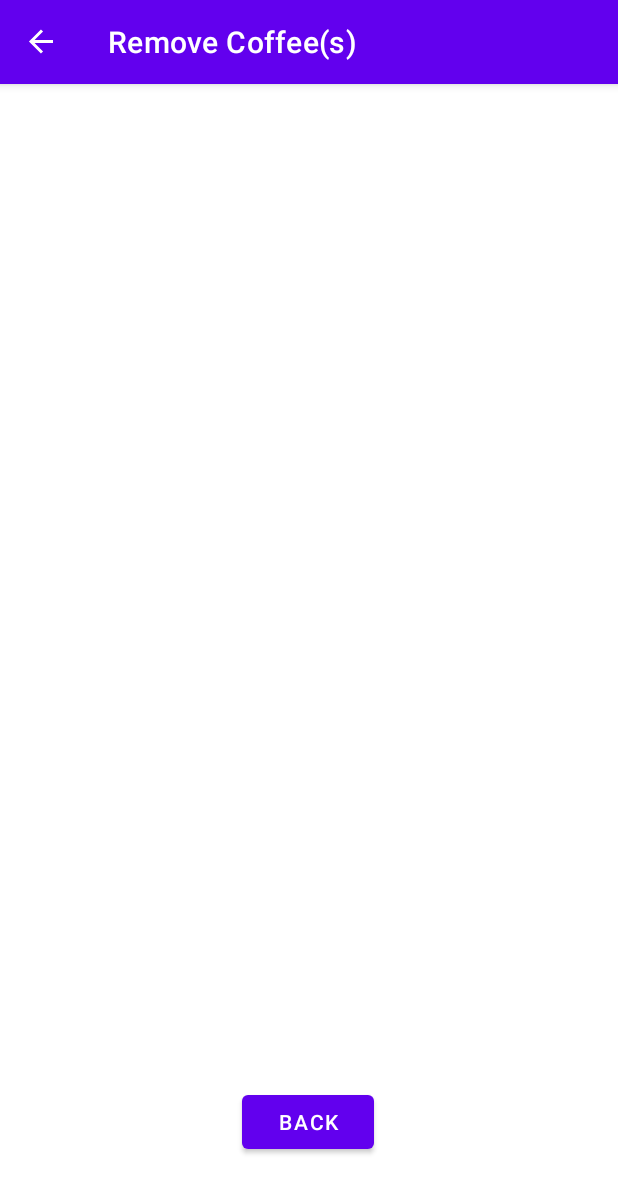
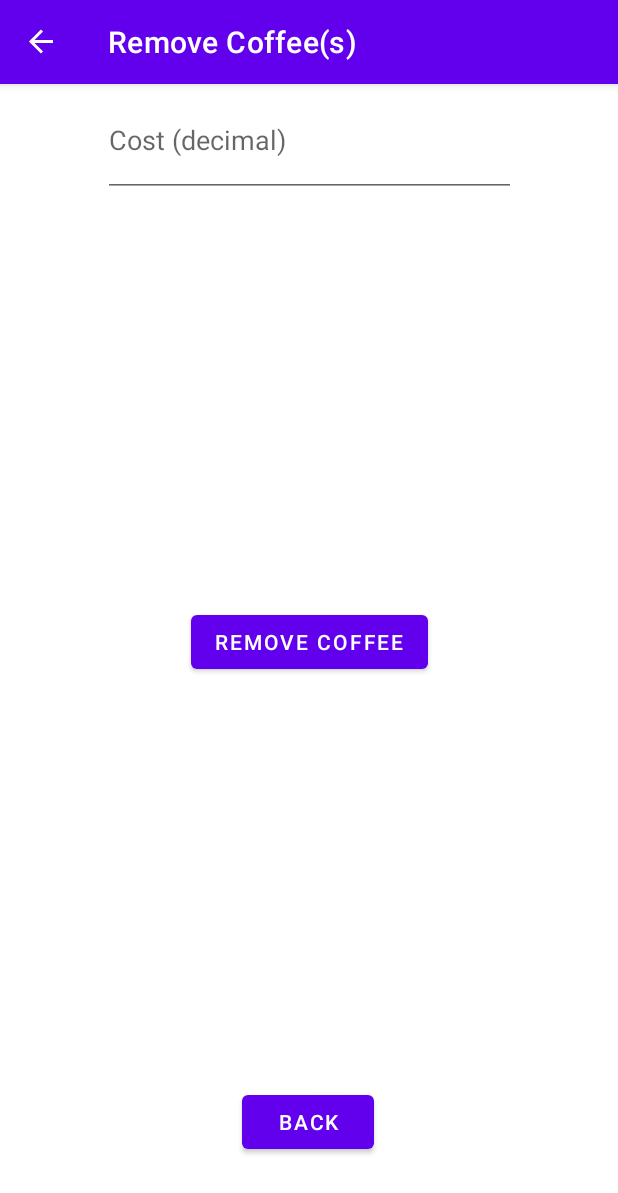
Before and after one commit to Darmiss/COA-Coffee-Ordering-App-, an Android app: the RemoveCoffeeScreen screen opened through its navigation route, on a phone screen of 412 x 824 dp. Shown: the top 1193 px of the screen. Run offline under Robolectric (Android 15) with nearby library versions, the phone set to English and light mode, and no system bars; our stand-ins replace navigation-ui.

Commit message:
Remove for Coffee

```diff
--- a/app/src/main/java/com/cjcj55/scrum_project_1/RemoveCoffeeScreen.java
+++ b/app/src/main/java/com/cjcj55/scrum_project_1/RemoveCoffeeScreen.java
@@ -1,15 +1,18 @@
 package com.cjcj55.scrum_project_1;
 
+import android.content.Context;
 import android.os.Bundle;
 import android.view.LayoutInflater;
 import android.view.View;
 import android.view.ViewGroup;
+import android.widget.Toast;
 
 import androidx.annotation.NonNull;
 import androidx.fragment.app.Fragment;
 import androidx.navigation.fragment.NavHostFragment;
 
 import com.cjcj55.scrum_project_1.databinding.RemovecoffeeuiBinding;
+import com.cjcj55.scrum_project_1.db.DatabaseHelper;
 
 public class RemoveCoffeeScreen extends Fragment {
 
@@ -30,13 +33,32 @@ public class RemoveCoffeeScreen extends Fragment {
         super.onViewCreated(view, savedInstanceState);
 
         //BINDINGS
-        binding.RemoveCofBackBtn.setOnClickListener(new View.OnClickListener() {
+        binding.removeNewCoffeeBtn.setOnClickListener(new View.OnClickListener() {
             @Override
             public void onClick(View view) {
+
+                    Context context = getContext();
+                    DatabaseHelper.getInstance(context).deleteCoffee(getCoffeeName());
+
+                    Toast newToast = Toast.makeText(getContext(), "Coffee successfully removed from catalog!",Toast.LENGTH_SHORT);
+                    newToast.show();
+                    MainActivity.coffeeItemInCatalogTypes = DatabaseHelper.getAllActiveCoffeeTypes(DatabaseHelper.getInstance(context));
+            }
+        });
+
+        binding.RemoveCofBackBtn.setOnClickListener(new View.OnClickListener() {
+
+            @Override
+            public void onClick(View view) {
+
                 NavHostFragment.findNavController(RemoveCoffeeScreen.this)
                         .navigate(R.id.action_RemoveCoffeeScreen_to_SysAdminScreen);
+
             }
         });
+    }
+    private String getCoffeeName() {
+        return binding.removeCoffeeText.getText().toString();
     }
 
     @Override
--- a/app/src/main/res/layout/removecoffeeui.xml
+++ b/app/src/main/res/layout/removecoffeeui.xml
@@ -5,6 +5,28 @@
     android:layout_width="match_parent"
     android:layout_height="match_parent"
     tools:context=".RemoveCoffeeScreen">
+
+    <EditText
+        android:id="@+id/removeCoffee_text"
+        android:layout_width="275dp"
+        android:layout_height="75dp"
+        android:ems="10"
+        android:hint="Cost (decimal)"
+
+        app:layout_constraintEnd_toEndOf="parent"
+        app:layout_constraintStart_toStartOf="parent"
+        app:layout_constraintTop_toTopOf="parent"
+        tools:ignore="MissingConstraints" />
+
+    <Button
+        android:id="@+id/removeNewCoffeeBtn"
+        android:layout_width="wrap_content"
+        android:layout_height="wrap_content"
+        android:text="Remove Coffee"
+        app:layout_constraintBottom_toTopOf="@+id/RemoveCofBackBtn"
+        app:layout_constraintEnd_toEndOf="parent"
+        app:layout_constraintStart_toStartOf="parent"
+        app:layout_constraintTop_toBottomOf="@+id/removeCoffee_text" />
 
     <Button
         android:id="@+id/RemoveCofBackBtn"
```
